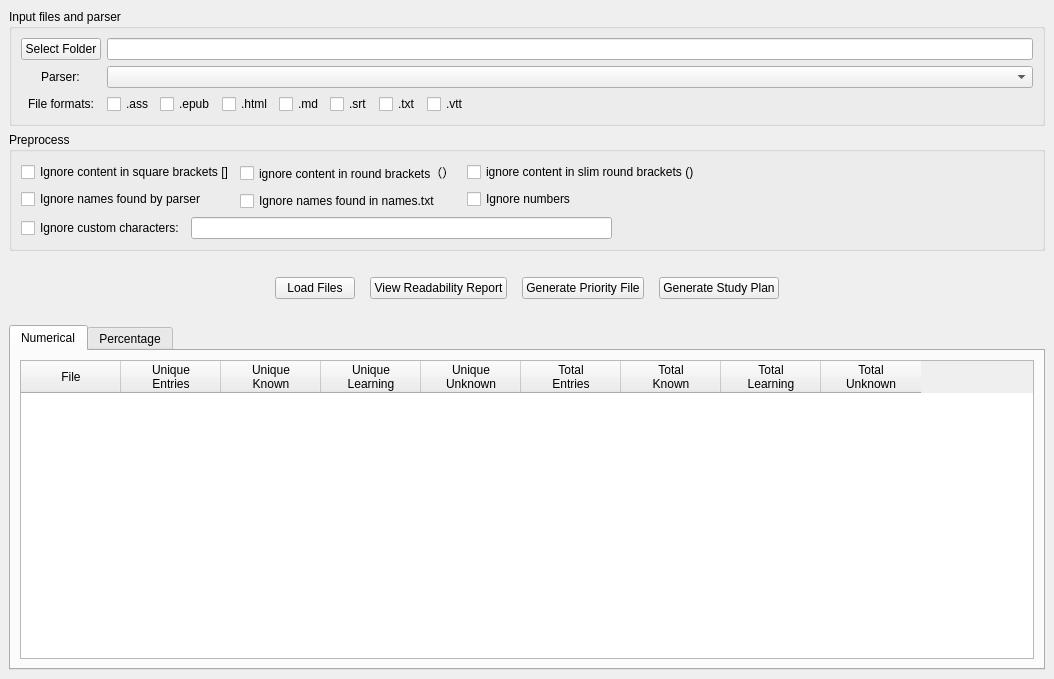
Above: prioritysieve/ui/generators_window.ui from travv0/prioritysieve before the change. Below: the same form after it.
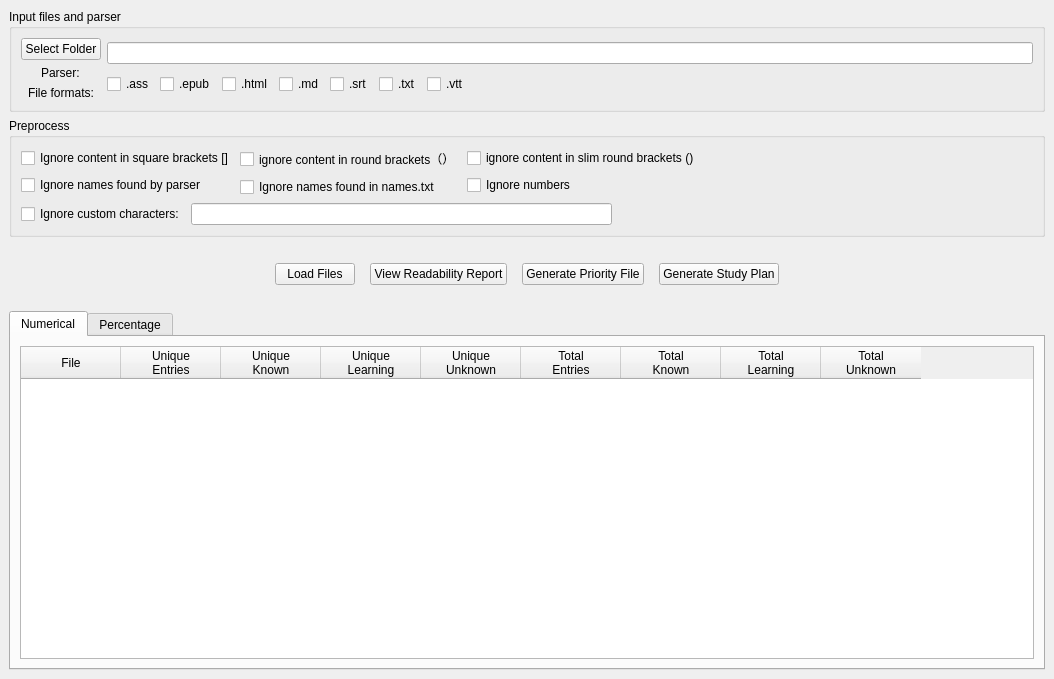
That is the form after the change.

Commit message: Remove morphemizer selector from generators UI

The edit to the form file:
```diff
--- a/prioritysieve/ui/generators_window.ui
+++ b/prioritysieve/ui/generators_window.ui
@@ -53,13 +53,6 @@
            <item>
             <widget class="QLineEdit" name="inputDirLineEdit"/>
            </item>
-           <item>
-            <layout class="QHBoxLayout" name="horizontalLayout_2">
-             <item>
-              <widget class="QComboBox" name="morphemizerComboBox"/>
-             </item>
-            </layout>
-           </item>
            <item>
             <layout class="QHBoxLayout" name="horizontalLayout">
              <item>
```
